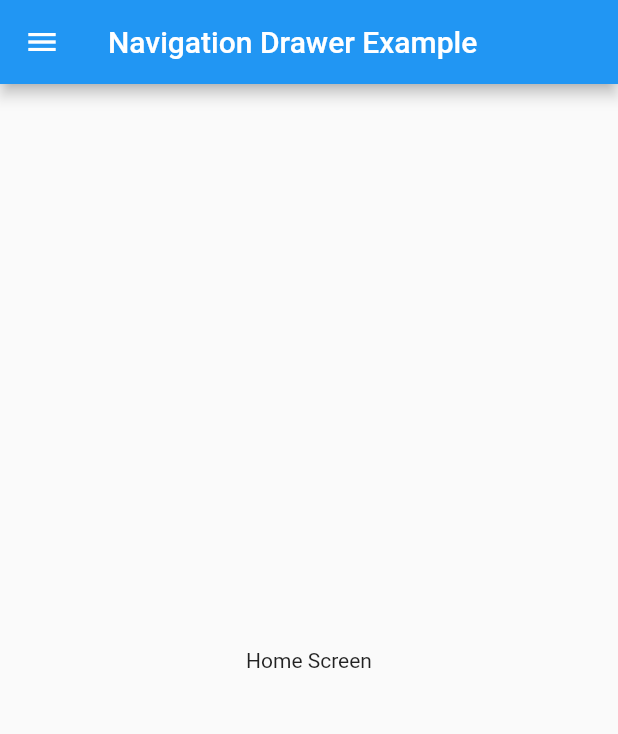
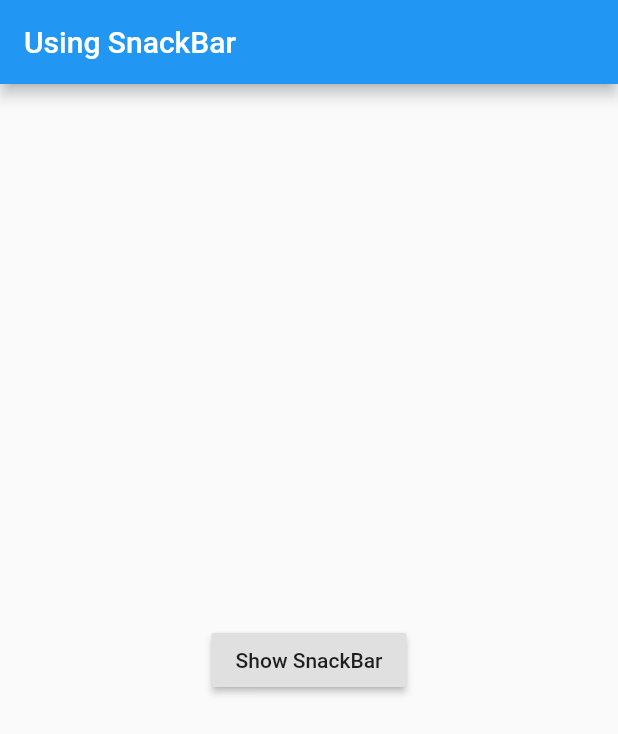
Before and after one commit to LoveqLRC/my_flutter_app, a Flutter app: the screen it shows after launch, on a phone screen of 412 x 824 dp. Shown: the top 734 px of the screen. Run offline on Flutter 3.47's test engine with Material 2 defaults, Android fonts, the phone set to English and light mode, and no system bars.

Commit message:
add listView & snackbar

```diff
--- /dev/null
+++ b/lib/contactslist/model/contact.dart
@@ -0,0 +1,6 @@
+class ContactModel {
+  final String fullName;
+  final String email;
+
+  const ContactModel({this.fullName, this.email});
+}
--- a/lib/main.dart
+++ b/lib/main.dart
@@ -12,11 +12,13 @@ import 'using_bottom_tab.dart';
 import 'using_custom_fonts.dart';
 import 'using_gradient.dart';
 import 'navigation_drawer.dart';
+import 'contact_page.dart';
+import 'using_snack_bar.dart';
 
 void main() {
   runApp(new MaterialApp(
     title: "UsingStepper",
-    home: new NavigationDrawer(),
+    home: new UsingSnackBar(),
 //    theme: new ThemeData(primarySwatch: Colors.green),
   ));
 }
--- /dev/null
+++ b/lib/using_snack_bar.dart
@@ -0,0 +1,39 @@
+import 'package:flutter/material.dart';
+
+class UsingSnackBar extends StatelessWidget {
+  @override
+  Widget build(BuildContext context) {
+    return new Scaffold(
+      appBar: new AppBar(
+        title: new Text("Using SnackBar"),
+      ),
+      body: new Center(
+        child: new MyBtn(),
+      ),
+    );
+  }
+}
+
+class MyBtn extends StatelessWidget {
+  @override
+  Widget build(BuildContext context) {
+    return new RaisedButton(
+        child: new Text("Show SnackBar"),
+        onPressed: () {
+          Scaffold.of(context).showSnackBar(
+            new SnackBar(
+              content: new Text("Hello! I am SnackBar :)"),
+              duration: new Duration(seconds: 3),
+              action: new SnackBarAction(
+                  label: "Hit Me (Action)",
+                  onPressed: () {
+                    Scaffold.of(context).showSnackBar(new SnackBar(
+                      content: new Text(
+                          "Hello! I am shown becoz you pressed Action :)"),
+                    ));
+                  }),
+            ),
+          );
+        });
+  }
+}
```
Also changed, not shown: lib/contact_page.dart (added, +38 -0 lines), lib/contactslist/contact_list_item.dart (added, +19 -0 lines), lib/contactslist/contacts_list.dart (added, +23 -0 lines).
